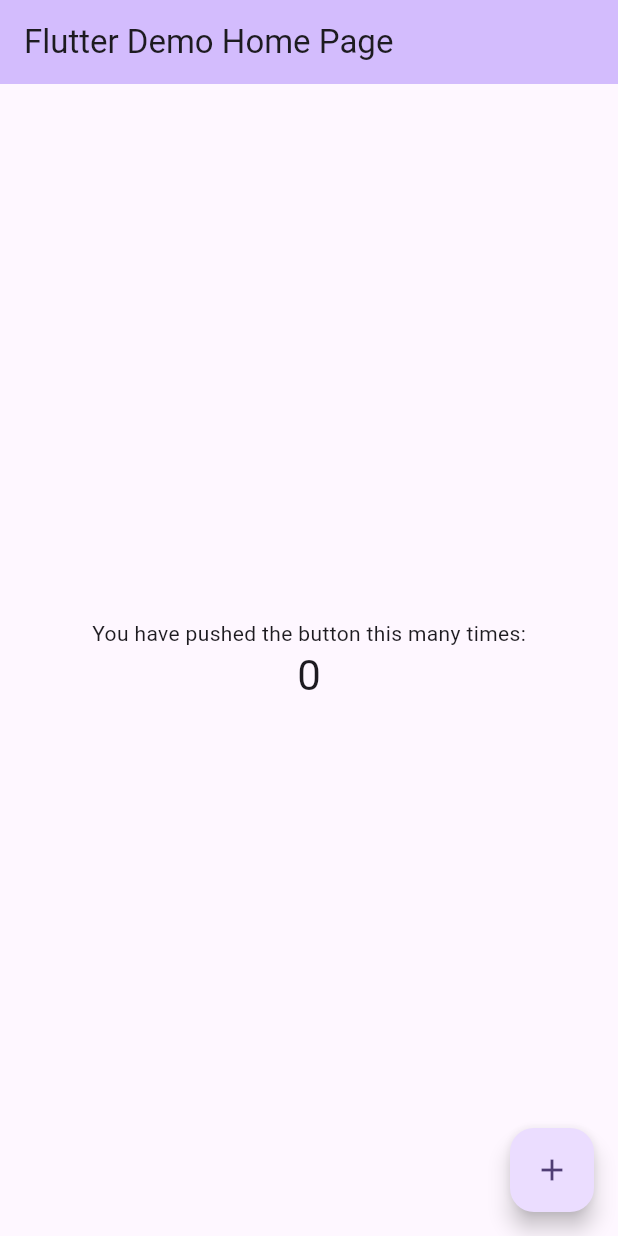
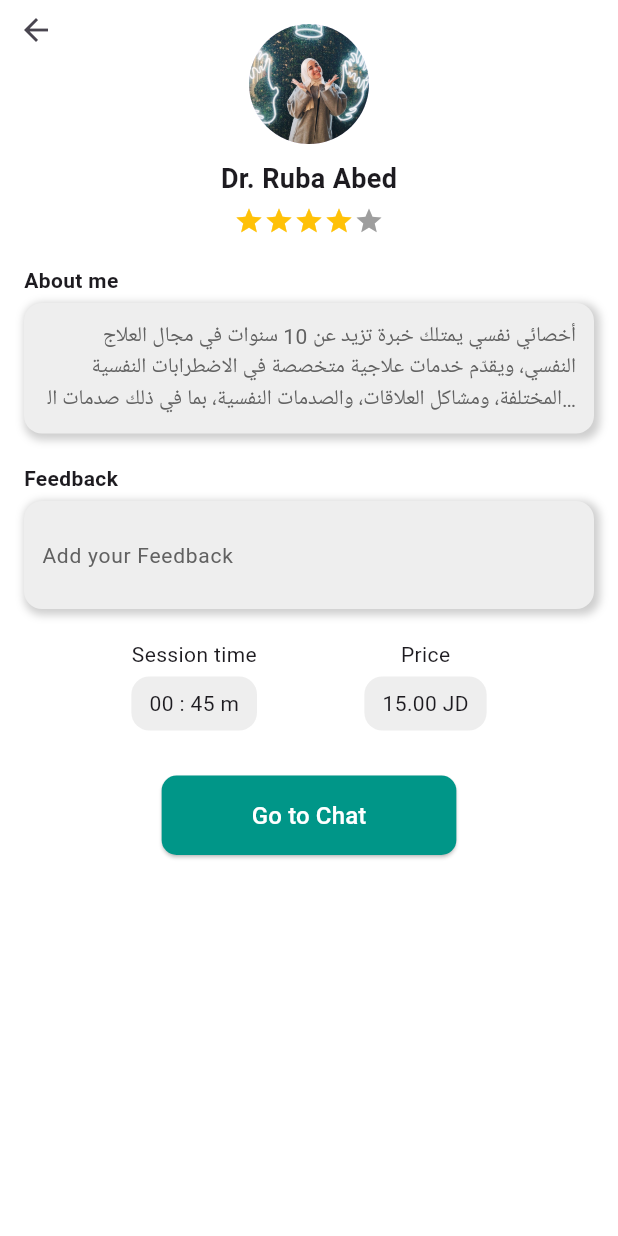
Before and after one commit to nada3bd/NAFS_APP, a Flutter app: the screen it shows after launch, on a phone screen of 412 x 824 dp. Run offline on Flutter 3.47's test engine with Material 3 defaults, Android fonts, the phone set to English and light mode, and no system bars; our stand-ins replace flutter_bloc.

Commit message:
Added all recent changes and updates

```diff
--- /dev/null
+++ b/devtools_options.yaml
@@ -0,0 +1,3 @@
+description: This file stores settings for Dart & Flutter DevTools.
+documentation: https://docs.flutter.dev/tools/devtools/extensions#configure-extension-enablement-states
+extensions:
--- /dev/null
+++ b/lib/cubit/Feedbackcubit.dart
@@ -0,0 +1,28 @@
+// ignore: file_names
+import 'package:flutter_bloc/flutter_bloc.dart';
+
+class FeedBackCubit extends Cubit<List<Map<String, String>>> {
+  FeedBackCubit() : super([]) {
+   // loadFeedbacksFromDatabase();
+  }
+
+  // void loadFeedbacksFromDatabase() async {
+  //   await Future.delayed(const Duration(seconds: 1));
+
+  //   // ignore: non_constant_identifier_names
+  //   final Database = [
+  //     {'name': 'unknown', 'message': 'دكتور رائع ومتعاون جداً'},
+  //     {'name': 'unknown', 'message': 'ساعدني كثير بحالتي النفسية'},
+  //     {'name': 'unknown', 'message': 'أنصح فيه'},
+  //   ];
+
+  //   emit( Database);
+  // }
+
+  void addFeedback(String feedback) {
+    final newFeedback = {'name': 'unknown', 'message': feedback};
+    final updatedList = List<Map<String, String>>.from(state);
+    updatedList.add(newFeedback);
+    emit(updatedList);
+  }
+}
--- a/lib/main.dart
+++ b/lib/main.dart
@@ -1,125 +1,55 @@
 import 'package:flutter/material.dart';
+import 'package:flutter_bloc/flutter_bloc.dart';
+import 'package:flutter/services.dart'; // استيراد المكتبة الخاصة بالتحكم في الشريط العلوي
+import 'package:grad_app/cubit/Feedbackcubit.dart';
+import 'package:grad_app/models/doctorprofile.dart';
+import 'package:grad_app/views/doctorprofilepage.dart';
 
 void main() {
-  runApp(const MyApp());
+  runApp(
+    MultiBlocProvider(
+      providers: [
+        BlocProvider<FeedBackCubit>(
+          create: (context) => FeedBackCubit(),
+        ),
+      ],
+      child: const NafsApp(),
+    ),
+  );
 }
 
-class MyApp extends StatelessWidget {
-  const MyApp({super.key});
+class NafsApp extends StatelessWidget {
+  const NafsApp({super.key});
 
-  // This widget is the root of your application.
   @override
   Widget build(BuildContext context) {
+    // تغيير لون الشريط العلوي ليطابق باقي الشاشة في جميع الصفحات
+    SystemChrome.setSystemUIOverlayStyle(const SystemUiOverlayStyle(
+      statusBarColor: Color(0xFF009688), // اللون الذي تريده للشريط العلوي
+      statusBarIconBrightness: Brightness.light, // لتحديد لون الأيقونات (فاتحة)
+    ));
+
     return MaterialApp(
-      title: 'Flutter Demo',
-      theme: ThemeData(
-        // This is the theme of your application.
-        //
-        // TRY THIS: Try running your application with "flutter run". You'll see
-        // the application has a purple toolbar. Then, without quitting the app,
-        // try changing the seedColor in the colorScheme below to Colors.green
-        // and then invoke "hot reload" (save your changes or press the "hot
-        // reload" button in a Flutter-supported IDE, or press "r" if you used
-        // the command line to start the app).
-        //
-        // Notice that the counter didn't reset back to zero; the application
-        // state is not lost during the reload. To reset the state, use hot
-        // restart instead.
-        //
-        // This works for code too, not just values: Most code changes can be
-        // tested with just a hot reload.
-        colorScheme: ColorScheme.fromSeed(seedColor: Colors.deepPurple),
-        useMaterial3: true,
+      title: 'NafsApp',
+      home: DoctorProfilePage(
+        doctorProfile: DoctorProfile(
+          image: 'assets/WhatsApp Image 2025-02-03 at 17.52.32_ee5e3371.jpg',
+          name: 'Dr. Ruba Abed',
+          rating: 4,
+          avatarIcon:
+              'assets/doctor_avatar.png', // You can use an asset or icon here
+          aboutMe:
+              'أخصائي نفسي يمتلك خبرة تزيد عن 10 سنوات في مجال العلاج النفسي، ويقدّم خدمات علاجية متخصصة في الاضطرابات النفسية المختلفة، ومشاكل العلاقات، والصدمات النفسية، بما في ذلك صدمات الطفولة. يهدف إلى مساعدة الأفراد على فهم أنفسهم بشكل أعمق، والتعامل مع تجاربهم المؤلمة، وتحقيق التوازن النفسي من خلال أساليب علاجية مبنية على أسس علمية ومهنية',
+          sessionDuration: '00 : 45 m',
+          sessionPrice: '15.00 JD',
+          feedback: [
+            'Great experience!',
+            'Very professional.',
+            'Helped me a lot with my anxiety.',
+          ],
+        ),
       ),
-      home: const MyHomePage(title: 'Flutter Demo Home Page'),
+      debugShowCheckedModeBanner: false,
     );
   }
 }
-
-class MyHomePage extends StatefulWidget {
-  const MyHomePage({super.key, required this.title});
-
-  // This widget is the home page of your application. It is stateful, meaning
-  // that it has a State object (defined below) that contains fields that affect
-  // how it looks.
-
-  // This class is the configuration for the state. It holds the values (in this
-  // case the title) provided by the parent (in this case the App widget) and
-  // used by the build method of the State. Fields in a Widget subclass are
-  // always marked "final".
-
-  final String title;
-
-  @override
-  State<MyHomePage> createState() => _MyHomePageState();
-}
-
-class _MyHomePageState extends State<MyHomePage> {
-  int _counter = 0;
-
-  void _incrementCounter() {
-    setState(() {
-      // This call to setState tells the Flutter framework that something has
-      // changed in this State, which causes it to rerun the build method below
-      // so that the display can reflect the updated values. If we changed
-      // _counter without calling setState(), then the build method would not be
-      // called again, and so nothing would appear to happen.
-      _counter++;
-    });
-  }
-
-  @override
-  Widget build(BuildContext context) {
-    // This method is rerun every time setState is called, for instance as done
-    // by the _incrementCounter method above.
-    //
-    // The Flutter framework has been optimized to make rerunning build methods
-    // fast, so that you can just rebuild anything that needs updating rather
-    // than having to individually change instances of widgets.
-    return Scaffold(
-      appBar: AppBar(
-        // TRY THIS: Try changing the color here to a specific color (to
-        // Colors.amber, perhaps?) and trigger a hot reload to see the AppBar
-        // change color while the other colors stay the same.
-        backgroundColor: Theme.of(context).colorScheme.inversePrimary,
-        // Here we take the value from the MyHomePage object that was created by
-        // the App.build method, and use it to set our appbar title.
-        title: Text(widget.title),
-      ),
-      body: Center(
-        // Center is a layout widget. It takes a single child and positions it
-        // in the middle of the parent.
-        child: Column(
-          // Column is also a layout widget. It takes a list of children and
-          // arranges them vertically. By default, it sizes itself to fit its
-          // children horizontally, and tries to be as tall as its parent.
-          //
-          // Column has various properties to control how it sizes itself and
-          // how it positions its children. Here we use mainAxisAlignment to
-          // center the children vertically; the main axis here is the vertical
-          // axis because Columns are vertical (the cross axis would be
-          // horizontal).
-          //
-          // TRY THIS: Invoke "debug painting" (choose the "Toggle Debug Paint"
-          // action in the IDE, or press "p" in the console), to see the
-          // wireframe for each widget.
-          mainAxisAlignment: MainAxisAlignment.center,
-          children: <Widget>[
-            const Text(
-              'You have pushed the button this many times:',
-            ),
-            Text(
-              '$_counter',
-              style: Theme.of(context).textTheme.headlineMedium,
-            ),
-          ],
-        ),
-      ),
-      floatingActionButton: FloatingActionButton(
-        onPressed: _incrementCounter,
-        tooltip: 'Increment',
-        child: const Icon(Icons.add),
-      ), // This trailing comma makes auto-formatting nicer for build methods.
-    );
-  }
-}
--- /dev/null
+++ b/lib/models/doctorprofile.dart
@@ -0,0 +1,26 @@
+class DoctorProfile {
+  final String name;
+  final int rating;
+  final String avatarIcon;
+  final String aboutMe;
+  final String sessionDuration;
+  final String sessionPrice;
+  final List<String> feedback;
+  final String image;
+
+  DoctorProfile({
+    required this.image,
+    required this.name,
+    required this.rating,
+    required this.avatarIcon,
+    required this.aboutMe,
+    required this.sessionDuration,
+    required this.sessionPrice,
+    required this.feedback,
+  });
+
+  //  void updateImage(String newImage) {
+  //   image = newImage;
+  // }
+
+}
--- /dev/null
+++ b/lib/views/chatpage.dart
@@ -0,0 +1,10 @@
+import 'package:flutter/material.dart';
+
+class ChatPage extends StatelessWidget {
+  const ChatPage({super.key});
+
+  @override
+  Widget build(BuildContext context) {
+    return const Scaffold();
+  }
+}
--- /dev/null
+++ b/lib/views/doctorprofilepage.dart
@@ -0,0 +1,105 @@
+import 'package:flutter/material.dart';
+import 'package:grad_app/models/doctorprofile.dart';
+import 'package:grad_app/views/chatpage.dart';
+import 'package:grad_app/widgets/customappbar.dart';
+import 'package:grad_app/widgets/doctorheader.dart';
+import 'package:grad_app/widgets/expandableaboutme.dart';
+import 'package:grad_app/widgets/feedbacksection.dart';
+import 'package:grad_app/widgets/gotochat.dart';
+import 'package:grad_app/widgets/infocard.dart';
+import 'package:grad_app/widgets/sectiontitle.dart';
+import 'package:grad_app/widgets/sessionprice.dart';
+
+class DoctorProfilePage extends StatefulWidget {
+  final DoctorProfile doctorProfile;
+
+  const DoctorProfilePage({super.key, required this.doctorProfile});
+
+  @override
+  // ignore: library_private_types_in_public_api
+  _DoctorProfilePageState createState() => _DoctorProfilePageState();
+}
+
+class _DoctorProfilePageState extends State<DoctorProfilePage>
+    with SingleTickerProviderStateMixin {
+  late AnimationController _controller;
+  late Animation<Offset> _offsetAnimation;
+
+  @override
+  void initState() {
+    super.initState();
+    _controller = AnimationController(
+      duration: const Duration(seconds: 2),
+      vsync: this,
+    );
+
+    _offsetAnimation = Tween<Offset>(
+      begin: const Offset(0, 1),
+      end: const Offset(0, 0),
+    ).animate(
+      CurvedAnimation(parent: _controller, curve: Curves.easeInOut),
+    );
+
+    _controller.forward();
+  }
+
+  @override
+  void dispose() {
+    _controller.dispose();
+    super.dispose();
+  }
+
+  @override
+  Widget build(BuildContext context) {
+    return Scaffold(
+      backgroundColor: Colors.white,
+      appBar: const CustomAppBar(),
+      body: SingleChildScrollView(
+        child: Padding(
+          padding: const EdgeInsets.all(16.0),
+          child: Column(
+            children: [
+              DoctorHeader(
+                name: widget.doctorProfile.name,
+                rating: widget.doctorProfile.rating,
+                image: widget.doctorProfile.image,
+              ),
+              const SizedBox(height: 20),
+              const SectionTitle(title: 'About me'),
+              const SizedBox(height: 5),
+              SlideTransition(
+                position: _offsetAnimation,
+                child: InfoCard(
+                  content: ExpandableAboutMe(
+                    text: widget.doctorProfile.aboutMe,
+                    maxLines: 3 ,
+
+                  ),
+                ),
+              ),
+              const SizedBox(height: 20),
+              const SectionTitle(title: 'Feedback'),
+              const SizedBox(height: 5),
+              FeedbackSection(feedbackList: widget.doctorProfile.feedback),
+              const SizedBox(height: 20),
+              SessionPriceInfo(
+                session: widget.doctorProfile.sessionDuration,
+                price: widget.doctorProfile.sessionPrice,
+              ),
+              const SizedBox(height: 30),
+              GoToChatButton(
+                buttonText: 'Go to Chat',
+                onPressed: () {
+                  Navigator.push(
+                    context,
+                    MaterialPageRoute(builder: (context) => const ChatPage()),
+                  );
+                },
+              ),
+            ],
+          ),
+        ),
+      ),
+    );
+  }
+}
--- /dev/null
+++ b/lib/widgets/customappbar.dart
@@ -0,0 +1,21 @@
+import 'package:flutter/material.dart';
+
+class CustomAppBar extends StatelessWidget implements PreferredSizeWidget {
+  const CustomAppBar({super.key});
+
+  @override
+  Widget build(BuildContext context) {
+    return SafeArea(
+      child: Align(
+        alignment: Alignment.topLeft,
+        child: IconButton(
+          icon: const Icon(Icons.arrow_back),
+          onPressed: () => Navigator.pop(context),
+        ),
+      ),
+    );
+  }
+
+  @override
+  Size get preferredSize => const Size.fromHeight(0);
+}
--- /dev/null
+++ b/lib/widgets/doctorheader.dart
@@ -0,0 +1,37 @@
+import 'package:flutter/material.dart';
+
+class DoctorHeader extends StatelessWidget {
+  final String name;
+  final int rating;
+  final String image;
+
+  const DoctorHeader({
+    super.key,
+    required this.name,
+    required this.rating,
+    required this.image,
+  });
+
+  @override
+  Widget build(BuildContext context) {
+    return Column(
+      children: [
+        CircleAvatar(
+          radius: 40,
+          backgroundImage: AssetImage(image),
+        ),
+        const SizedBox(height: 10),
+        Text(name,
+            style: const TextStyle(fontWeight: FontWeight.bold, fontSize: 18)),
+        const SizedBox(height: 5),
+        Row(
+          mainAxisAlignment: MainAxisAlignment.center,
+          children: List.generate(5, (index) {
+            return Icon(Icons.star,
+                color: index < rating ? Colors.amber : Colors.grey, size: 20);
+          }),
+        ),
+      ],
+    );
+  }
+}
--- /dev/null
+++ b/lib/widgets/expandableaboutme.dart
@@ -0,0 +1,34 @@
+import 'package:flutter/material.dart';
+
+class ExpandableAboutMe extends StatefulWidget {
+  final String text;
+  final int maxLines;
+
+  const ExpandableAboutMe({
+    super.key,
+    required this.text,
+    this.maxLines = 3,
+  });
+
+  @override
+  // ignore: library_private_types_in_public_api
+  _ExpandableAboutMeState createState() => _ExpandableAboutMeState();
+}
+
+class _ExpandableAboutMeState extends State<ExpandableAboutMe> {
+  bool _expanded = false;
+
+  @override
+  Widget build(BuildContext context) {
+    return GestureDetector(
+      onTap: () => setState(() => _expanded = !_expanded),
+      child: Text(
+        widget.text,
+        maxLines: _expanded ? null : widget.maxLines,
+        overflow: _expanded ? TextOverflow.visible : TextOverflow.ellipsis,
+        style: TextStyle(fontSize: 14 , color: Colors.grey[700]),
+        textAlign: TextAlign.right,
+      ),
+    );
+  }
+}
--- /dev/null
+++ b/lib/widgets/feedbacksection.dart
@@ -0,0 +1,75 @@
+import 'package:flutter/material.dart';
+import 'package:flutter_bloc/flutter_bloc.dart';
+import 'package:grad_app/cubit/Feedbackcubit.dart';
+import 'package:grad_app/widgets/infocard.dart';
+
+class FeedbackSection extends StatelessWidget {
+  final TextEditingController _controller = TextEditingController();
+
+  FeedbackSection({super.key, required List<String> feedbackList});
+
+  @override
+  Widget build(BuildContext context) {
+    return InfoCard(
+      content: Column(
+        crossAxisAlignment: CrossAxisAlignment.start,
+        children: [
+
+          BlocBuilder<FeedBackCubit, List<Map<String, String>>>(
+            builder: (context, feedbackList) {
+              return Column(
+                crossAxisAlignment: CrossAxisAlignment.start,
+                children: feedbackList.map((fb) {
+                  return Column(
+                    crossAxisAlignment: CrossAxisAlignment.start,
+                    children: [
+                      Text(
+                        '${fb['name']}',
+                        style: TextStyle(
+                          fontWeight: FontWeight.bold,
+                          fontSize: 16,
+                          color: Colors.grey[700],
+                        ),
+                      ),
+                      const SizedBox(height: 4),
+                      Text(
+                        '  ${fb['message']}',
+                        style: TextStyle(
+                          fontSize: 14,
+                          color: Colors.grey[700],
+                        ),
+                      ),
+                      const Divider(
+                        color: Color.fromARGB(255, 136, 136, 136),
+                        thickness: 1,
+                      ),
+                      const SizedBox(height: 8),
+                    ],
+                  );
+                }).toList(),
+              );
+            },
+          ),
+
+          TextField(
+            controller: _controller,
+            decoration: InputDecoration(
+              hintText: 'Add your Feedback',
+              hintStyle: TextStyle(
+                fontSize: 14,
+                color: Colors.grey[700],
+              ),
+              border: InputBorder.none,
+            ),
+            onSubmitted: (value) {
+              if (value.trim().isNotEmpty) {
+                context.read<FeedBackCubit>().addFeedback(value.trim());
+                _controller.clear();
+              }
+            },
+          ),
+        ],
+      ),
+    );
+  }
+}
--- /dev/null
+++ b/lib/widgets/gotochat.dart
@@ -0,0 +1,25 @@
+import 'package:flutter/material.dart';
+
+class GoToChatButton extends StatelessWidget {
+  final String buttonText;
+  final VoidCallback onPressed;
+
+  const GoToChatButton(
+      {super.key, required this.buttonText, required this.onPressed});
+
+  @override
+  Widget build(BuildContext context) {
+    return ElevatedButton(
+      onPressed: onPressed,
+      style: ElevatedButton.styleFrom(
+        backgroundColor: const Color(0xFF009688),
+        shape: RoundedRectangleBorder(
+          borderRadius: BorderRadius.circular(10),
+        ),
+        padding: const EdgeInsets.symmetric(horizontal: 60, vertical: 15),
+      ),
+      child: Text(buttonText,
+          style: const TextStyle(fontSize: 16, color: Colors.white)),
+    );
+  }
+}
--- /dev/null
+++ b/lib/widgets/infocard.dart
@@ -0,0 +1,28 @@
+import 'package:flutter/material.dart';
+
+class InfoCard extends StatelessWidget {
+  final dynamic content;
+
+  const InfoCard({super.key, required this.content});
+
+  @override
+  Widget build(BuildContext context) {
+    return Container(
+      width: double.infinity,
+      padding: const EdgeInsets.all(12),
+      decoration: BoxDecoration(
+        color: Colors.grey[200],
+        borderRadius: BorderRadius.circular(12),
+        boxShadow: [
+          BoxShadow(
+            color: Colors.grey.withOpacity(0.5),
+            spreadRadius: 2,
+            blurRadius: 4,
+            offset: const Offset(2, 2),
+          ),
+        ],
+      ),
+      child: content is String ? Text(content) : content,
+    );
+  }
+}
--- /dev/null
+++ b/lib/widgets/labelbox.dart
@@ -0,0 +1,26 @@
+import 'package:flutter/material.dart';
+
+class LabelBox extends StatelessWidget {
+  final String title;
+  final String value;
+
+  const LabelBox({super.key, required this.title, required this.value, Color? color});
+
+  @override
+  Widget build(BuildContext context) {
+    return Column(
+      children: [
+        Text(title),
+        const SizedBox(height: 5),
+        Container(
+          padding: const EdgeInsets.symmetric(horizontal: 12, vertical: 8),
+          decoration: BoxDecoration(
+            borderRadius: BorderRadius.circular(12),
+            color: Colors.grey[200],
+          ),
+          child: Text(value),
+        ),
+      ],
+    );
+  }
+}
--- /dev/null
+++ b/lib/widgets/sectiontitle.dart
@@ -0,0 +1,15 @@
+import 'package:flutter/material.dart';
+
+class SectionTitle extends StatelessWidget {
+  final String title;
+
+  const SectionTitle({super.key, required this.title});
+
+  @override
+  Widget build(BuildContext context) {
+    return Align(
+      alignment: Alignment.centerLeft,
+      child: Text(title, style: const TextStyle(fontWeight: FontWeight.bold)),
+    );
+  }
+}
--- /dev/null
+++ b/lib/widgets/sessionprice.dart
@@ -0,0 +1,21 @@
+import 'package:flutter/material.dart';
+import 'package:grad_app/widgets/labelbox.dart';
+
+class SessionPriceInfo extends StatelessWidget {
+  final String session;
+  final String price;
+
+  const SessionPriceInfo(
+      {super.key, required this.session, required this.price});
+
+  @override
+  Widget build(BuildContext context) {
+    return Row(
+      mainAxisAlignment: MainAxisAlignment.spaceEvenly,
+      children: [
+        LabelBox(title: 'Session time', value: session , color: Colors.grey[700],),
+        LabelBox(title: 'Price', value: price , color: Colors.grey[700],),
+      ],
+    );
+  }
+}
--- a/pubspec.yaml
+++ b/pubspec.yaml
@@ -30,6 +30,7 @@ environment:
 dependencies:
   flutter:
     sdk: flutter
+  flutter_bloc: ^8.1.2
 
 
   # The following adds the Cupertino Icons font to your application.
@@ -59,9 +60,8 @@ flutter:
   uses-material-design: true
 
   # To add assets to your application, add an assets section, like this:
-  # assets:
-  #   - images/a_dot_burr.jpeg
-  #   - images/a_dot_ham.jpeg
+  assets:
+    - "assets/WhatsApp Image 2025-02-03 at 17.52.32_ee5e3371.jpg"
 
   # An image asset can refer to one or more resolution-specific "variants", see
   # https://flutter.dev/to/resolution-aware-images
```
Also changed, not shown: assets/WhatsApp Image 2025-02-03 at 17.52.32_ee5e3371.jpg (added), pubspec.lock, 1 other file.
